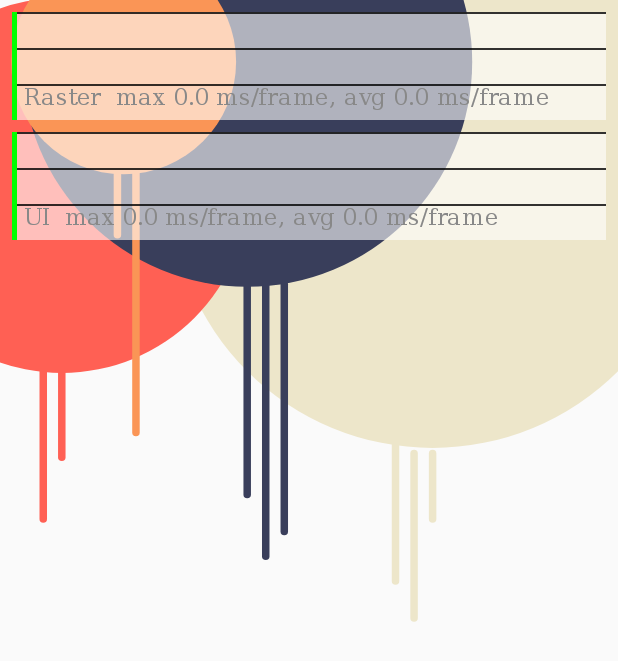
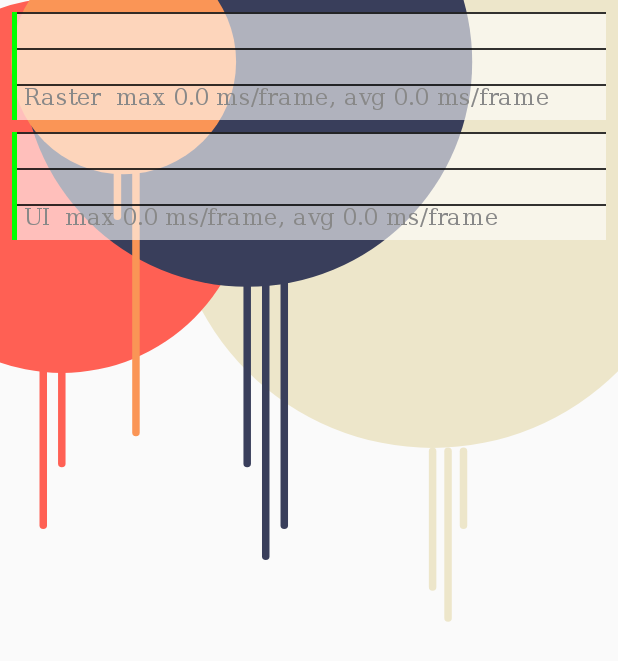
Before and after one commit to deveraman/Bweather, a Flutter app: the screen it shows after launch, on a phone screen of 412 x 824 dp. Shown: the top 661 px of the screen. Run offline on Flutter 3.47's test engine with Material 2 defaults, Android fonts, the light colour scheme and no system bars; our stand-ins replace bloc, flutter_hooks, google_fonts; generated files the repository leaves out were written again.

Commit message:
homepage: rainy background canvas (3/3)
* Animation needs more tweaking.

```diff
--- a/lib/home/view/widgets/background_canvas.dart
+++ b/lib/home/view/widgets/background_canvas.dart
@@ -6,12 +6,6 @@ class BackgroundCanvas extends StatelessWidget {
 
   @override
   Widget build(BuildContext context) {
-    return CustomPaint(
-      painter: RainyPainter(),
-      child: SizedBox(
-        height: MediaQuery.of(context).size.height,
-        width: MediaQuery.of(context).size.width,
-      ),
-    );
+    return const RainyBackground();
   }
 }
--- a/lib/home/view/widgets/rainy_painter.dart
+++ b/lib/home/view/widgets/rainy_painter.dart
@@ -1,7 +1,78 @@
 import 'package:bweather/theme.dart';
 import 'package:flutter/material.dart';
+import 'package:flutter_hooks/flutter_hooks.dart';
 
-class RainyPainter extends CustomPainter {
+class RainyBackground extends HookWidget {
+  const RainyBackground({Key? key}) : super(key: key);
+
+  @override
+  Widget build(BuildContext context) {
+    final _tickerProvider = useSingleTickerProvider();
+    final _secondTickerProvider = useSingleTickerProvider();
+
+    final _animationController = useAnimationController(
+      duration: const Duration(milliseconds: 500),
+      vsync: _tickerProvider,
+    );
+
+    final _secondAnimationController = useAnimationController(
+      duration: const Duration(milliseconds: 500),
+      vsync: _secondTickerProvider,
+    );
+
+    final _slideAnimation =
+        Tween<double>(begin: 0, end: MediaQuery.of(context).size.width)
+            .animate(_animationController);
+
+    final _dropAnimation = Tween<double>(
+      begin: 0,
+      end: MediaQuery.of(context).size.height / 2,
+    ).animate(_secondAnimationController);
+
+    useAnimation(_animationController);
+    useAnimation(_secondAnimationController);
+
+    useEffect(
+      () {
+        _animationController.forward();
+
+        return _animationController.dispose;
+      },
+      [_animationController],
+    );
+
+    if (_animationController.isCompleted) {
+      useEffect(
+        () {
+          _secondAnimationController.forward();
+          return _secondAnimationController.dispose;
+        },
+        [_secondAnimationController],
+      );
+    }
+
+    return Stack(
+      children: [
+        CustomPaint(
+          painter: RainyCircles(),
+          child: SizedBox(
+            height: MediaQuery.of(context).size.height,
+            width: _slideAnimation.value,
+          ),
+        ),
+        CustomPaint(
+          painter: RainyLines(),
+          child: SizedBox(
+            height: _dropAnimation.value,
+            width: MediaQuery.of(context).size.width,
+          ),
+        ),
+      ],
+    );
+  }
+}
+
+class RainyCircles extends CustomPainter {
   @override
   void paint(Canvas canvas, Size size) {
     final whiteCircle = Paint()
@@ -41,7 +112,15 @@ class RainyPainter extends CustomPainter {
         75,
         yellowCircle,
       );
+  }
 
+  @override
+  bool shouldRepaint(CustomPainter oldDelegate) => false;
+}
+
+class RainyLines extends CustomPainter {
+  @override
+  void paint(Canvas canvas, Size size) {
     final whiteLine = Paint()
       ..color = brinjalWhite
       ..strokeWidth = 5
@@ -49,18 +128,18 @@ class RainyPainter extends CustomPainter {
 
     canvas
       ..drawLine(
-        Offset(size.width * 0.7, size.height * 0.42),
-        Offset(size.width * 0.7, size.height * 0.367),
+        Offset(size.width * 0.75, size.height * 0.85),
+        Offset(size.width * 0.75, size.height * 0.73),
         whiteLine,
       )
       ..drawLine(
-        Offset(size.width * 0.67, size.height * 0.5),
-        Offset(size.width * 0.67, size.height * 0.367),
+        Offset(size.width * 0.725, size.height * 1),
+        Offset(size.width * 0.725, size.height * 0.73),
         whiteLine,
       )
       ..drawLine(
-        Offset(size.width * 0.64, size.height * 0.47),
-        Offset(size.width * 0.64, size.height * 0.35),
+        Offset(size.width * 0.70, size.height * 0.95),
+        Offset(size.width * 0.70, size.height * 0.73),
         whiteLine,
       );
 
@@ -71,13 +150,13 @@ class RainyPainter extends CustomPainter {
 
     canvas
       ..drawLine(
-        Offset(size.width * 0.1, size.height * 0.37),
-        Offset(size.width * 0.1, size.height * 0.3),
+        Offset(size.width * 0.1, size.height * 0.75),
+        Offset(size.width * 0.1, size.height * 0.6),
         orangeLine,
       )
       ..drawLine(
-        Offset(size.width * 0.07, size.height * 0.42),
-        Offset(size.width * 0.07, size.height * 0.3),
+        Offset(size.width * 0.07, size.height * 0.6),
+        Offset(size.width * 0.07, size.height * 0.85),
         orangeLine,
       );
 
@@ -88,18 +167,18 @@ class RainyPainter extends CustomPainter {
 
     canvas
       ..drawLine(
-        Offset(size.width * 0.46, size.height * 0.23),
-        Offset(size.width * 0.46, size.height * 0.43),
+        Offset(size.width * 0.46, size.height * 0.45),
+        Offset(size.width * 0.46, size.height * 0.85),
         blueLine,
       )
       ..drawLine(
-        Offset(size.width * 0.43, size.height * 0.23),
         Offset(size.width * 0.43, size.height * 0.45),
+        Offset(size.width * 0.43, size.height * 0.9),
         blueLine,
       )
       ..drawLine(
-        Offset(size.width * 0.4, size.height * 0.23),
-        Offset(size.width * 0.4, size.height * 0.4),
+        Offset(size.width * 0.4, size.height * 0.45),
+        Offset(size.width * 0.4, size.height * 0.75),
         blueLine,
       );
 
@@ -110,13 +189,13 @@ class RainyPainter extends CustomPainter {
 
     canvas
       ..drawLine(
-        Offset(size.width * 0.22, size.height * 0.35),
-        Offset(size.width * 0.22, size.height * 0.1),
+        Offset(size.width * 0.22, size.height * 0.7),
+        Offset(size.width * 0.22, size.height * 0.28),
         yellowLine,
       )
       ..drawLine(
-        Offset(size.width * 0.19, size.height * 0.12),
-        Offset(size.width * 0.19, size.height * 0.19),
+        Offset(size.width * 0.19, size.height * 0.35),
+        Offset(size.width * 0.19, size.height * 0.28),
         yellowLine,
       );
   }
```
